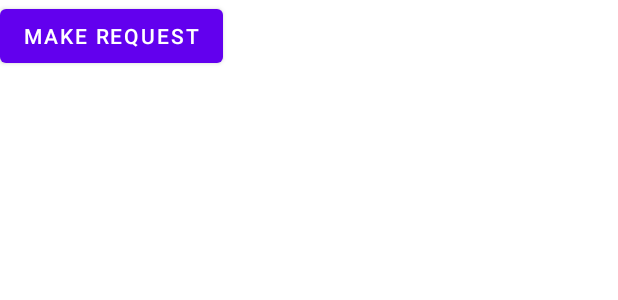
After one commit to codepath-android-group-project/group-project, an Android app: the layout fragment_anime_list.xml on its own in the app's theme, with its tools: preview values and no code run, on a phone screen of 412 x 824 dp. The commit adds this screen. Shown: the top 300 px of the screen. Run offline under Robolectric (Android 15) with nearby library versions, the phone set to English and light mode, and no system bars.

Commit message:
Added Home page fragment

```diff
--- /dev/null
+++ b/AnimeBook/app/src/main/res/layout/fragment_anime_list.xml
@@ -0,0 +1,13 @@
+<?xml version="1.0" encoding="utf-8"?>
+<FrameLayout xmlns:android="http://schemas.android.com/apk/res/android"
+    xmlns:tools="http://schemas.android.com/tools"
+    android:layout_width="match_parent"
+    android:layout_height="match_parent"
+    tools:context=".fragments.AnimeListFragment">
+
+    <Button
+        android:id="@+id/btnMakeRequest"
+        android:layout_width="wrap_content"
+        android:layout_height="wrap_content"
+        android:text="Make Request" />
+</FrameLayout>
--- a/AnimeBook/app/src/main/res/values/strings.xml
+++ b/AnimeBook/app/src/main/res/values/strings.xml
@@ -3,4 +3,6 @@
     <string name="anime_list">Anime List</string>
     <string name="search">Search</string>
     <string name="profile">Profile</string>
+    <!-- TODO: Remove or change this placeholder text -->
+    <string name="hello_blank_fragment">Hello blank fragment</string>
 </resources>
```
Also changed, not shown: AnimeBook/app/src/main/java/com/example/animebook/fragments/AnimeListFragment.java (added, +119 -0 lines), AnimeBook/gradle/wrapper/gradle-wrapper.properties.
